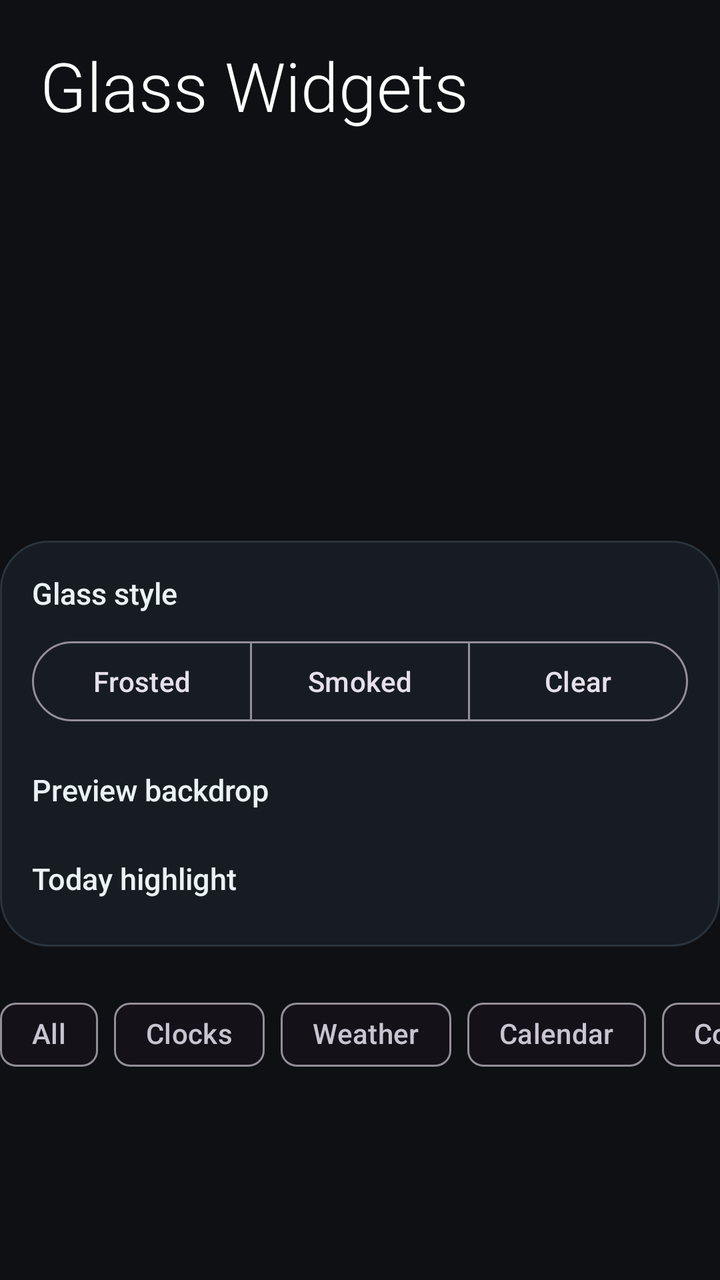
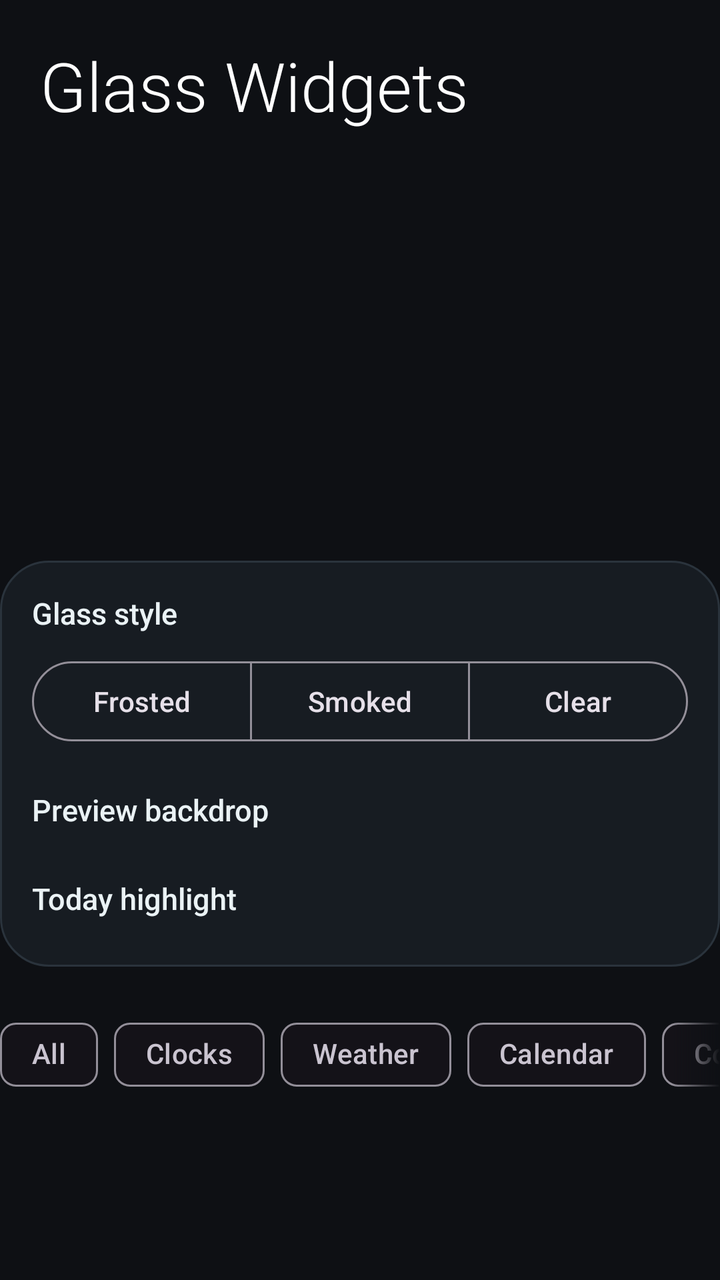

Screens rendered from an Android XML layout before and after an edit, with the pre-edit source and the edit as a unified diff.
<!-- AndroidManifest.xml: application theme Theme.GlassWidgets -->
<!-- res/layout/item_header.xml -->
<?xml version="1.0" encoding="utf-8"?>
<LinearLayout xmlns:android="http://schemas.android.com/apk/res/android"
    xmlns:app="http://schemas.android.com/apk/res-auto"
    android:layout_width="match_parent"
    android:layout_height="wrap_content"
    android:orientation="vertical">

    
    <LinearLayout
        android:id="@+id/stage"
        android:layout_width="match_parent"
        android:layout_height="wrap_content"
        android:orientation="vertical"
        android:padding="20dp">

        <TextView
            android:layout_width="wrap_content"
            android:layout_height="wrap_content"
            android:fontFamily="sans-serif-light"
            android:text="@string/app_name"
            android:textColor="#FFFFFFFF"
            android:textSize="34sp" />

        <TextView
            android:id="@+id/stage_sub"
            android:layout_width="wrap_content"
            android:layout_height="wrap_content"
            android:layout_marginTop="2dp"
            android:textColor="#CCFFFFFF"
            android:textSize="14sp" />

        <FrameLayout
            android:layout_width="match_parent"
            android:layout_height="130dp"
            android:layout_marginTop="22dp">

            <FrameLayout
                android:id="@+id/stage_preview"
                android:layout_width="match_parent"
                android:layout_height="match_parent" />

            
            <View
                android:layout_width="match_parent"
                android:layout_height="match_parent"
                android:clickable="true"
                android:focusable="false" />
        </FrameLayout>

    </LinearLayout>

    
    <LinearLayout
        android:layout_width="match_parent"
        android:layout_height="wrap_content"
        android:layout_marginTop="12dp"
        android:background="@drawable/panel_bg"
        android:orientation="vertical"
        android:padding="16dp">

        <TextView
            android:layout_width="wrap_content"
            android:layout_height="wrap_content"
            android:fontFamily="sans-serif-medium"
            android:text="@string/style_label"
            android:textColor="@color/text_primary"
            android:textSize="15sp" />

        <com.google.android.material.button.MaterialButtonToggleGroup
            android:id="@+id/style_group"
            android:layout_width="match_parent"
            android:layout_height="wrap_content"
            android:layout_marginTop="10dp"
            app:selectionRequired="true"
            app:singleSelection="true">

            <com.google.android.material.button.MaterialButton
                android:id="@+id/btn_frosted"
                style="?attr/materialButtonOutlinedStyle"
                android:layout_width="0dp"
                android:layout_height="wrap_content"
                android:layout_weight="1"
                android:text="@string/style_frosted" />

            <com.google.android.material.button.MaterialButton
                android:id="@+id/btn_smoked"
                style="?attr/materialButtonOutlinedStyle"
                android:layout_width="0dp"
                android:layout_height="wrap_content"
                android:layout_weight="1"
                android:text="@string/style_smoked" />

            <com.google.android.material.button.MaterialButton
                android:id="@+id/btn_clear"
                style="?attr/materialButtonOutlinedStyle"
                android:layout_width="0dp"
                android:layout_height="wrap_content"
                android:layout_weight="1"
                android:text="@string/style_clear" />

        </com.google.android.material.button.MaterialButtonToggleGroup>

        <LinearLayout
            android:layout_width="match_parent"
            android:layout_height="wrap_content"
            android:layout_marginTop="20dp"
            android:orientation="horizontal">

            <TextView
                android:layout_width="0dp"
                android:layout_height="wrap_content"
                android:layout_weight="1"
                android:fontFamily="sans-serif-medium"
                android:text="@string/scene_label"
                android:textColor="@color/text_primary"
                android:textSize="15sp" />

            <TextView
                android:id="@+id/scene_name"
                android:layout_width="wrap_content"
                android:layout_height="wrap_content"
                android:textColor="@color/text_secondary"
                android:textSize="14sp" />
        </LinearLayout>

        <LinearLayout
            android:id="@+id/scene_row"
            android:layout_width="match_parent"
            android:layout_height="wrap_content"
            android:layout_marginTop="8dp"
            android:orientation="horizontal" />

        <LinearLayout
            android:layout_width="match_parent"
            android:layout_height="wrap_content"
            android:layout_marginTop="16dp"
            android:orientation="horizontal">

            <TextView
                android:layout_width="0dp"
                android:layout_height="wrap_content"
                android:layout_weight="1"
                android:fontFamily="sans-serif-medium"
                android:text="@string/accent_label"
                android:textColor="@color/text_primary"
                android:textSize="15sp" />

            <TextView
                android:id="@+id/accent_name"
                android:layout_width="wrap_content"
                android:layout_height="wrap_content"
                android:textColor="@color/text_secondary"
                android:textSize="14sp" />
        </LinearLayout>

        <LinearLayout
            android:id="@+id/accent_row"
            android:layout_width="match_parent"
            android:layout_height="wrap_content"
            android:layout_marginTop="8dp"
            android:orientation="horizontal" />

    </LinearLayout>

    
    <HorizontalScrollView
        android:layout_width="match_parent"
        android:layout_height="wrap_content"
        android:layout_marginTop="20dp"
        android:layout_marginBottom="10dp"
        android:overScrollMode="never"
        android:scrollbars="none">

        <com.google.android.material.chip.ChipGroup
            android:id="@+id/chip_group"
            android:layout_width="wrap_content"
            android:layout_height="wrap_content"
            app:chipSpacingHorizontal="8dp"
            app:selectionRequired="true"
            app:singleLine="true"
            app:singleSelection="true">

            <com.google.android.material.chip.Chip
                android:id="@+id/chip_all"
                style="@style/Widget.Material3.Chip.Filter"
                android:layout_width="wrap_content"
                android:layout_height="wrap_content"
                android:text="@string/filter_all" />

            <com.google.android.material.chip.Chip
                android:id="@+id/chip_clocks"
                style="@style/Widget.Material3.Chip.Filter"
                android:layout_width="wrap_content"
                android:layout_height="wrap_content"
                android:text="Clocks" />

            <com.google.android.material.chip.Chip
                android:id="@+id/chip_weather"
                style="@style/Widget.Material3.Chip.Filter"
                android:layout_width="wrap_content"
                android:layout_height="wrap_content"
                android:text="Weather" />

            <com.google.android.material.chip.Chip
                android:id="@+id/chip_calendar"
                style="@style/Widget.Material3.Chip.Filter"
                android:layout_width="wrap_content"
                android:layout_height="wrap_content"
                android:text="Calendar" />

            <com.google.android.material.chip.Chip
                android:id="@+id/chip_controls"
                style="@style/Widget.Material3.Chip.Filter"
                android:layout_width="wrap_content"
                android:layout_height="wrap_content"
                android:text="Controls" />

        </com.google.android.material.chip.ChipGroup>
    </HorizontalScrollView>

</LinearLayout>
<!-- resources referenced by this layout -->
<resources>
  <color name="text_primary">#EAF2F5</color>
  <color name="text_secondary">#8FA2AE</color>
  <!-- drawable panel_bg (drawable) -->
  <?xml version="1.0" encoding="utf-8"?>
  <shape xmlns:android="http://schemas.android.com/apk/res/android"
      android:shape="rectangle">
      <solid android:color="@color/surface" />
      <stroke android:width="1dp" android:color="@color/outline" />
      <corners android:radius="24dp" />
  </shape>
  <string name="accent_label">Today highlight</string>
  <string name="app_name">Glass Widgets</string>
  <string name="filter_all">All</string>
  <string name="scene_label">Preview backdrop</string>
  <string name="style_clear">Clear</string>
  <string name="style_frosted">Frosted</string>
  <string name="style_label">Glass style</string>
  <string name="style_smoked">Smoked</string>
  <style name="Theme.GlassWidgets" parent="Theme.Material3.Dark.NoActionBar">
          <item name="colorPrimary">@color/accent</item>
          <item name="colorOnPrimary">@color/on_accent</item>
          <item name="colorSecondaryContainer">@color/accent_container</item>
          <item name="colorOnSecondaryContainer">@color/text_primary</item>
          <item name="android:windowBackground">@color/app_bg</item>
          <item name="android:statusBarColor">@color/app_bg</item>
          <item name="android:navigationBarColor">@color/app_bg</item>
      </style>
  <color name="surface">#171C22</color>
  <color name="outline">#2A333C</color>
  <color name="accent">#4FD0E0</color>
  <color name="on_accent">#06191D</color>
  <color name="accent_container">#17414A</color>
  <color name="app_bg">#0E1014</color>
</resources>

<!-- the commit's change to res/layout/item_header.xml (unified diff, before → after) -->
@@ -31,7 +31,7 @@
 
         <FrameLayout
             android:layout_width="match_parent"
-            android:layout_height="130dp"
+            android:layout_height="140dp"
             android:layout_marginTop="22dp">
 
             <FrameLayout
@@ -168,7 +168,9 @@
         android:layout_height="wrap_content"
         android:layout_marginTop="20dp"
         android:layout_marginBottom="10dp"
+        android:fadingEdgeLength="24dp"
         android:overScrollMode="never"
+        android:requiresFadingEdge="horizontal"
         android:scrollbars="none">
 
         <com.google.android.material.chip.ChipGroup
